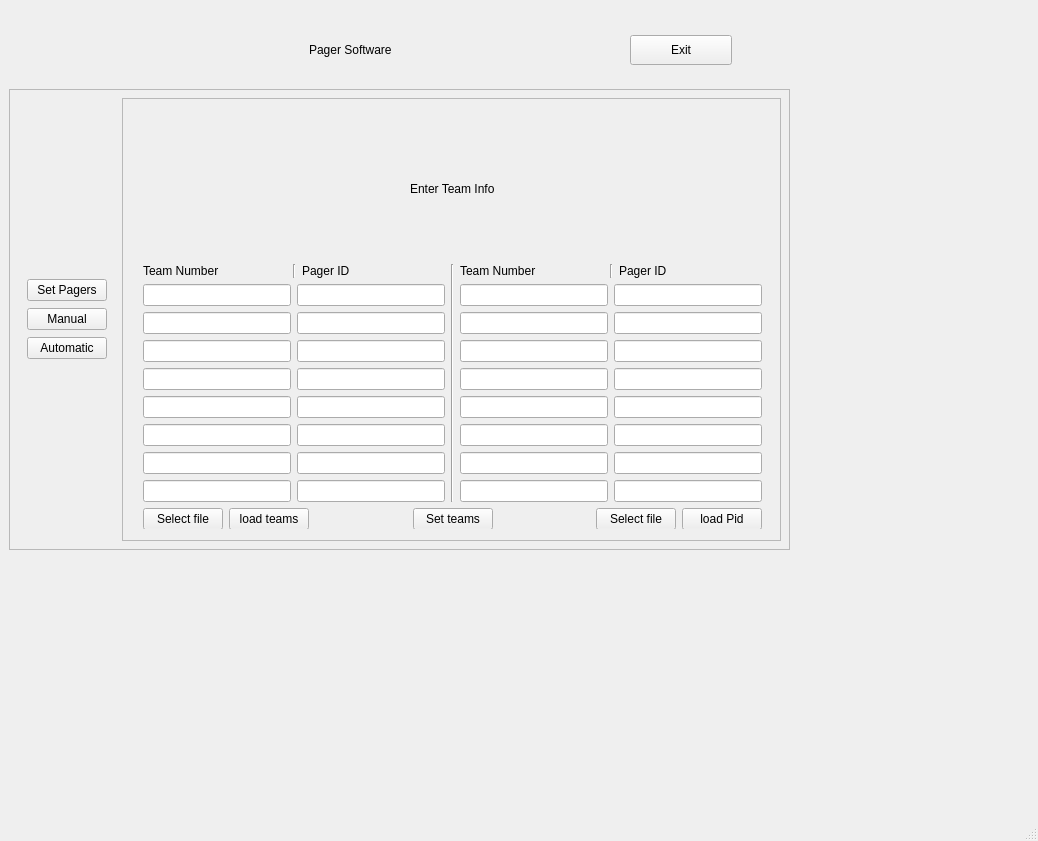
Above: App/PCUI.ui from BotPager/pc-software before the change. Below: the same form after it.
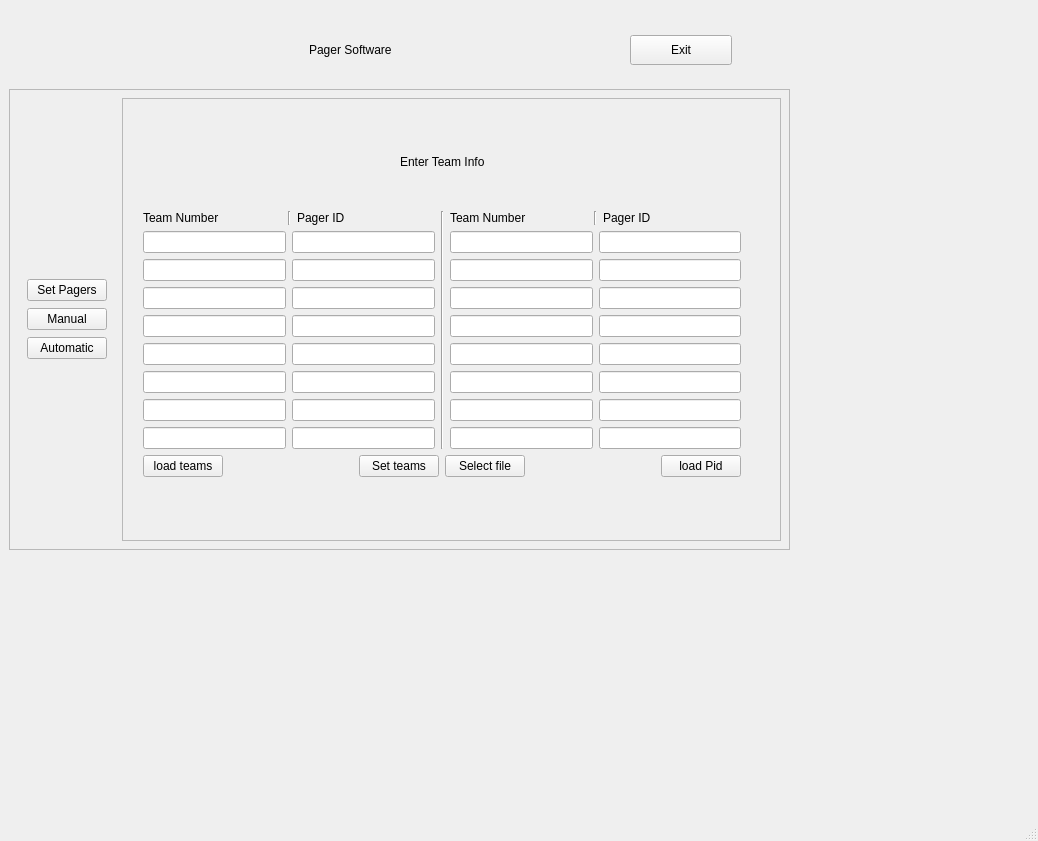
That is the form after the change.

```diff
--- a/App/PCUI.ui
+++ b/App/PCUI.ui
@@ -161,8 +161,8 @@
               <rect>
                <x>0</x>
                <y>0</y>
-               <width>637</width>
-               <height>429</height>
+               <width>616</width>
+               <height>376</height>
               </rect>
              </property>
              <layout class="QVBoxLayout" name="verticalLayout_2">
@@ -402,13 +402,6 @@
               </item>
               <item>
                <layout class="QHBoxLayout" name="horizontalLayout_6">
-                <item>
-                 <widget class="QPushButton" name="select_teams">
-                  <property name="text">
-                   <string>Select file</string>
-                  </property>
-                 </widget>
-                </item>
                 <item>
                  <widget class="QPushButton" name="load_teams">
                   <property name="text">
@@ -436,6 +429,13 @@
                   </property>
                  </widget>
                 </item>
+                <item>
+                 <widget class="QPushButton" name="select_teams_file">
+                  <property name="text">
+                   <string>Select file</string>
+                  </property>
+                 </widget>
+                </item>
                 <item>
                  <spacer name="horizontalSpacer_5">
                   <property name="orientation">
@@ -449,13 +449,6 @@
                   </property>
                  </spacer>
                 </item>
-                <item>
-                 <widget class="QPushButton" name="select_pid_file">
-                  <property name="text">
-                   <string>Select file</string>
-                  </property>
-                 </widget>
-                </item>
                 <item>
                  <widget class="QPushButton" name="load_pid">
                   <property name="text">
```
Left out of the diff: 2 changed lines with no effect on the pictures.
